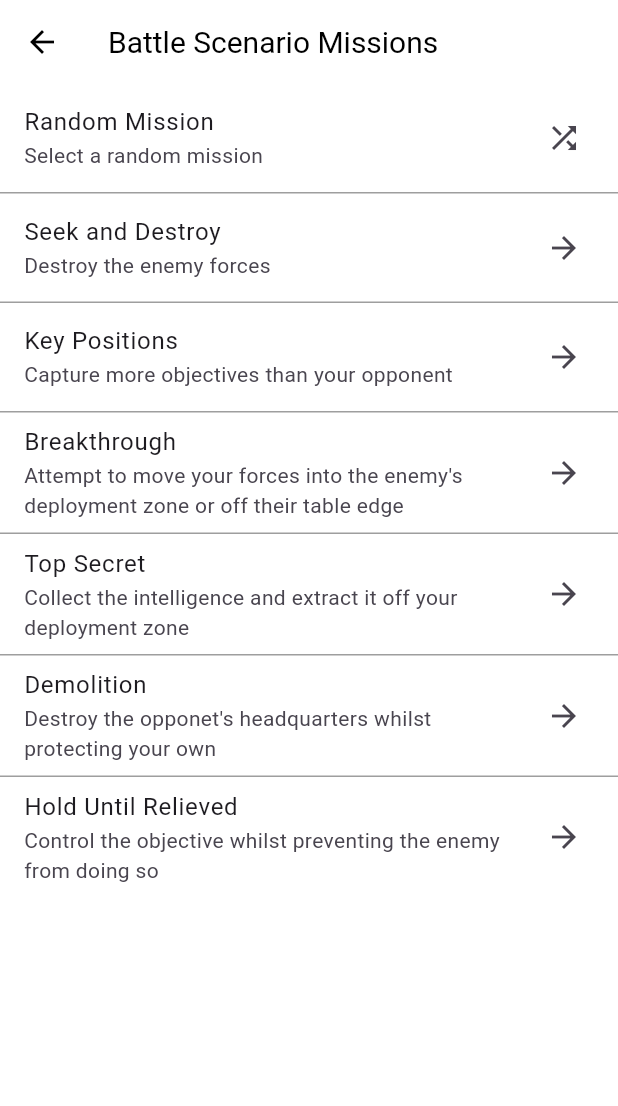
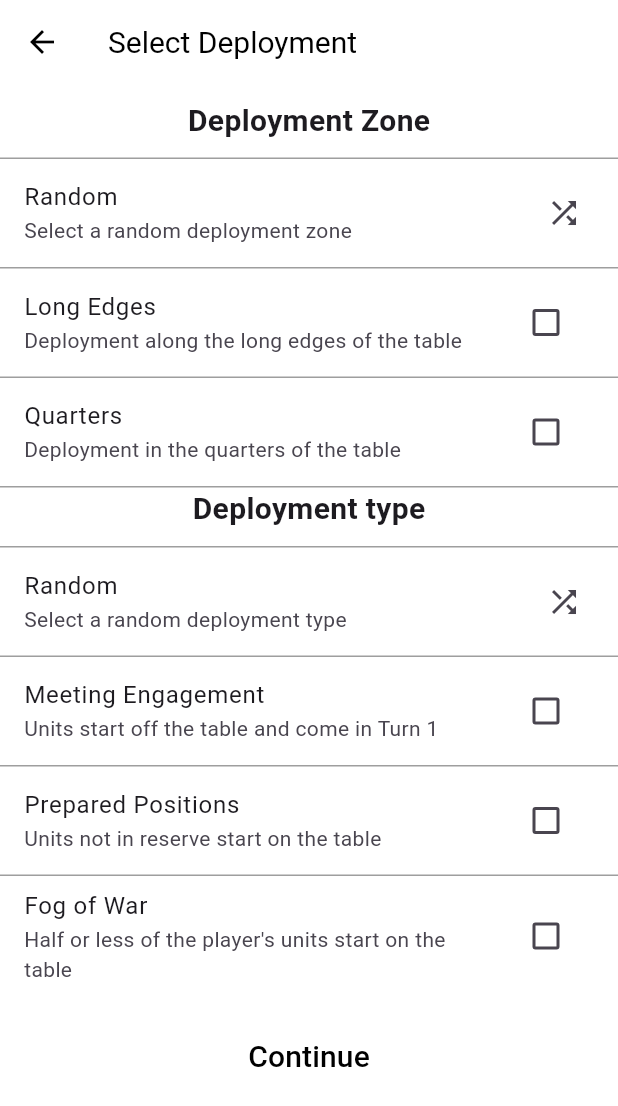
Before and after one commit to AdamBrown04/mad_assessment_baV2, a Flutter app: the Battlescenariomissionscreen screen opened directly, after a tap on "Random Mission", on a phone screen of 412 x 824 dp. Shown: the top 1106 px of the screen. Run offline on Flutter 3.47's test engine with Material 3 defaults, Android fonts, the phone set to English and light mode, and no system bars; our stand-ins replace sqflite; accounts and stored records are empty.

Commit message:
completed selectDeploymentScreen. At somepoint need to make amendments but it will suffice for now

```diff
--- a/lib/widgets/gameSetupWidgets/battleScenarioMissionScreen.dart
+++ b/lib/widgets/gameSetupWidgets/battleScenarioMissionScreen.dart
@@ -1,4 +1,7 @@
+import 'dart:math';
+
 import 'package:flutter/material.dart';
+import 'package:mad_assessment_ba/widgets/gameSetupWidgets/selectDeploymentScreen.dart';
 
 class Battlescenariomissionscreen extends StatefulWidget {
   const Battlescenariomissionscreen({super.key});
@@ -21,49 +24,148 @@ class _BattlescenariomissionscreenState
             title: Text("Random Mission"),
             subtitle: Text("Select a random mission"),
             trailing: Icon(Icons.shuffle),
-            onTap: () {},
+            onTap: () {
+              Navigator.pop(context);
+              int randomMission = Random().nextInt(7);
+              String? mission;
+              switch (randomMission) {
+                case 0:
+                  mission = "Hold the Line";
+                  break;
+                case 1:
+                  mission = "Seek and Destroy";
+                  break;
+                case 2:
+                  mission = "Key Positions";
+                  break;
+                case 3:
+                  mission = "Breakthrough";
+                  break;
+                case 4:
+                  mission = "Top Secret";
+                  break;
+                case 5:
+                  mission = "Demolition";
+                  break;
+                case 6:
+                  mission = "Hold Until Relieved";
+                  break;
+              }
+              Navigator.push(
+                  context,
+                  MaterialPageRoute(
+                      builder: (context) => Selectdeploymentscreen(),
+                      settings: RouteSettings(arguments: {
+                        "gameType": "Battle Scenario",
+                        "mission": mission,
+                      })));
+            },
           ),
           Divider(height: 1, color: Colors.grey),
           ListTile(
             title: Text("Seek and Destroy"),
             subtitle: Text("Destroy the enemy forces"),
             trailing: Icon(Icons.arrow_forward),
-            onTap: () {},
+            onTap: () {
+              Navigator.pop(context);
+              Navigator.push(
+                  context,
+                  MaterialPageRoute(
+                      builder: (context) => Selectdeploymentscreen(),
+                      settings: RouteSettings(arguments: {
+                        "gameType": "Battle Scenario",
+                        "mission": "Seek and Destroy",
+                      })));
+            },
           ),
           Divider(height: 1, color: Colors.grey),
           ListTile(
             title: Text("Key Positions"),
             subtitle: Text("Capture more objectives than your opponent"),
             trailing: Icon(Icons.arrow_forward),
-            onTap: () {},
+            onTap: () {
+              Navigator.pop(context);
+              Navigator.push(
+                  context,
+                  MaterialPageRoute(
+                      builder: (context) => Selectdeploymentscreen(),
+                      settings: RouteSettings(arguments: {
+                        "gameType": "Battle Scenario",
+                        "mission": "Key Positions",
+                      })));
+            },
           ),
           Divider(height: 1, color: Colors.grey),
           ListTile(
             title: Text("Breakthrough"),
-            subtitle: Text("Attempt to move your forces into the enemy's deployment zone or off their table edge"),
+            subtitle: Text(
+                "Attempt to move your forces into the enemy's deployment zone or off their table edge"),
             trailing: Icon(Icons.arrow_forward),
-            onTap: () {},
+            onTap: () {
+              Navigator.pop(context);
+              Navigator.push(
+                  context,
+                  MaterialPageRoute(
+                      builder: (context) => Selectdeploymentscreen(),
+                      settings: RouteSettings(arguments: {
+                        "gameType": "Battle Scenario",
+                        "mission": "Breakthrough",
+                      })));
+            },
           ),
           Divider(height: 1, color: Colors.grey),
           ListTile(
             title: Text("Top Secret"),
-            subtitle: Text("Collect the intelligence and extract it off your deployment zone"),
+            subtitle: Text(
+                "Collect the intelligence and extract it off your deployment zone"),
             trailing: Icon(Icons.arrow_forward),
-            onTap: () {},
+            onTap: () {
+              Navigator.pop(context);
+              Navigator.push(
+                  context,
+                  MaterialPageRoute(
+                      builder: (context) => Selectdeploymentscreen(),
+                      settings: RouteSettings(arguments: {
+                        "gameType": "Battle Scenario",
+                        "mission": "Top Secret",
+                      })));
+            },
           ),
           Divider(height: 1, color: Colors.grey),
           ListTile(
             title: Text("Demolition"),
-            subtitle: Text("Destroy the opponet's headquarters whilst protecting your own"),
+            subtitle: Text(
+                "Destroy the opponet's headquarters whilst protecting your own"),
             trailing: Icon(Icons.arrow_forward),
-            onTap: () {},
+            onTap: () {
+              Navigator.pop(context);
+              Navigator.push(
+                  context,
+                  MaterialPageRoute(
+                      builder: (context) => Selectdeploymentscreen(),
+                      settings: RouteSettings(arguments: {
+                        "gameType": "Battle Scenario",
+                        "mission": "Demolition",
+                      })));
+            },
           ),
           Divider(height: 1, color: Colors.grey),
           ListTile(
             title: Text("Hold Until Relieved"),
-            subtitle: Text("Control the objective whilst preventing the enemy from doing so"),
+            subtitle: Text(
+                "Control the objective whilst preventing the enemy from doing so"),
             trailing: Icon(Icons.arrow_forward),
-            onTap: () {},
+            onTap: () {
+              Navigator.pop(context);
+              Navigator.push(
+                  context,
+                  MaterialPageRoute(
+                      builder: (context) => Selectdeploymentscreen(),
+                      settings: RouteSettings(arguments: {
+                        "gameType": "Battle Scenario",
+                        "mission": "Hold Until Relieved",
+                      })));
+            },
           ),
         ],
       )),
--- /dev/null
+++ b/lib/widgets/gameSetupWidgets/selectDeploymentScreen.dart
@@ -0,0 +1,303 @@
+import 'dart:math';
+
+import 'package:flutter/material.dart';
+import 'package:mad_assessment_ba/widgets/gameSetupWidgets/setupPlayerDetailsForGameScreen.dart';
+
+class Selectdeploymentscreen extends StatefulWidget {
+  const Selectdeploymentscreen({super.key});
+
+  @override
+  State<Selectdeploymentscreen> createState() => _SelectdeploymentscreenState();
+}
+
+class _SelectdeploymentscreenState extends State<Selectdeploymentscreen> {
+  String? gameType;
+  String? mission;
+  String? deploymentType;
+  String? deploymentZone;
+  bool isLong = false;
+  bool isQuaters = false;
+  bool isMeetingEngagement = false;
+  bool isPreparedPositions = false;
+  bool isFogOfWar = false;
+  @override
+  void didChangeDependencies() {
+    super.didChangeDependencies();
+
+    // Retrieve arguments from ModalRoute
+    final args =
+        ModalRoute.of(context)?.settings.arguments as Map<String, dynamic>?;
+
+    if (args != null) {
+      setState(() {
+        mission = args['mission'];
+        gameType = args['gameType'];
+      });
+    }
+  }
+
+  bool? VerifyFullInput() {
+    if (!isLong && !isQuaters) {
+      showDialog(
+        context: context,
+        builder: (BuildContext context) {
+          return AlertDialog(
+            title: Text("Error"),
+            content: Text("Please select a deployment zone."),
+            actions: [
+              TextButton(
+                onPressed: () {
+                  Navigator.of(context).pop();
+                },
+                child: Text("OK"),
+              ),
+            ],
+          );
+        },
+      );
+      return false;
+    }
+
+    if (!isMeetingEngagement && !isPreparedPositions && !isFogOfWar) {
+      showDialog(
+        context: context,
+        builder: (BuildContext context) {
+          return AlertDialog(
+            title: Text("Error"),
+            content: Text("Please select a deployment type."),
+            actions: [
+              TextButton(
+                onPressed: () {
+                  Navigator.of(context).pop();
+                },
+                child: Text("OK"),
+              ),
+            ],
+          );
+        },
+      );
+      return false;
+    }
+    else{
+      return true;
+    }
+  }
+
+  @override
+  Widget build(BuildContext context) {
+    return Scaffold(
+      appBar: AppBar(
+        title: Text("Select Deployment"),
+      ),
+      body: SafeArea(
+          child: Column(
+        crossAxisAlignment: CrossAxisAlignment.stretch,
+        children: [
+          Align(
+            alignment: Alignment.center,
+            child: Padding(
+              padding: EdgeInsets.only(top: 10, bottom: 10),
+              child: Text("Deployment Zone",
+                  style: TextStyle(fontSize: 20, fontWeight: FontWeight.bold)),
+            ),
+          ),
+          Divider(height: 1, color: Colors.grey),
+          ListTile(
+            title: Text("Random"),
+            subtitle: Text("Select a random deployment zone"),
+            trailing: Icon(Icons.shuffle),
+            onTap: () {
+              isLong = false;
+              isQuaters = false;
+              int randomDeploymentZone = Random().nextInt(2);
+              switch (randomDeploymentZone) {
+                case 0:
+                  isLong = true;
+                  deploymentZone = "Long Edges";
+                  break;
+                case 1:
+                  isQuaters = true;
+                  deploymentZone = "Quarters";
+                  break;
+              }
+              setState(() {});
+            },
+          ),
+          Divider(height: 1, color: Colors.grey),
+          ListTile(
+            title: Text("Long Edges"),
+            subtitle: Text("Deployment along the long edges of the table"),
+            trailing: Checkbox(
+                value: isLong,
+                onChanged: (value) {
+                  setState(() {
+                    deploymentZone = "Long Edges";
+                  });
+                }),
+            onTap: () {
+              setState(() {
+                isLong = !isLong;
+                isQuaters = false;
+                deploymentZone = "Long Edges";
+              });
+            },
+          ),
+          Divider(height: 1, color: Colors.grey),
+          ListTile(
+            title: Text("Quarters"),
+            subtitle: Text("Deployment in the quarters of the table"),
+            trailing: Checkbox(
+                value: isQuaters,
+                onChanged: (value) {
+                  setState(() {
+                    deploymentZone = "Quarters";
+                  });
+                }),
+            onTap: () {
+              setState(() {
+                isQuaters = !isQuaters;
+                isLong = false;
+                deploymentZone = "Quarters";
+              });
+            },
+          ),
+          Divider(height: 1, color: Colors.grey),
+          Align(
+            alignment: Alignment.center,
+            child: Padding(
+              padding: EdgeInsets.only(bottom: 10),
+              child: Text("Deployment type",
+                  style: TextStyle(fontSize: 20, fontWeight: FontWeight.bold)),
+            ),
+          ),
+          Divider(height: 1, color: Colors.grey),
+          ListTile(
+            title: Text("Random"),
+            subtitle: Text("Select a random deployment type"),
+            trailing: Icon(Icons.shuffle),
+            onTap: () {
+              setState(() {
+                isMeetingEngagement = false;
+                isPreparedPositions = false;
+                isFogOfWar = false;
+              });
+              int randomMission = Random().nextInt(3);
+              switch (randomMission) {
+                case 0:
+                  isMeetingEngagement = true;
+                  deploymentType = "Meeting Engagement";
+                  break;
+                case 1:
+                  isPreparedPositions = true;
+                  deploymentType = "Prepared Positions";
+                  break;
+                case 2:
+                  isFogOfWar = true;
+                  deploymentType = "Fog of War";
+                  break;
+              }
+            },
+          ),
+          Divider(height: 1, color: Colors.grey),
+          ListTile(
+            title: Text("Meeting Engagement"),
+            subtitle: Text("Units start off the table and come in Turn 1"),
+            trailing: Checkbox(
+                value: isMeetingEngagement,
+                onChanged: (value) {
+                  setState(() {
+                    deploymentType = "Meeting Engagement";
+                  });
+                }),
+            onTap: () {
+              setState(() {
+                deploymentType = "Meeting Engagement";
+                isMeetingEngagement = !isMeetingEngagement;
+                isPreparedPositions = false;
+                isFogOfWar = false;
+              });
+            },
+          ),
+          Divider(height: 1, color: Colors.grey),
+          ListTile(
+            title: Text("Prepared Positions"),
+            subtitle: Text("Units not in reserve start on the table"),
+            trailing: Checkbox(
+                value: isPreparedPositions,
+                onChanged: (value) {
+                  setState(() {
+                    deploymentType = "Prepared Positions";
+                  });
+                }),
+            onTap: () {
+              setState(() {
+                deploymentType = "Prepared Positions";
+                isPreparedPositions = !isPreparedPositions;
+                isMeetingEngagement = false;
+                isFogOfWar = false;
+              });
+            },
+          ),
+          Divider(height: 1, color: Colors.grey),
+          ListTile(
+            title: Text("Fog of War"),
+            subtitle:
+                Text("Half or less of the player's units start on the table"),
+            trailing: Checkbox(
+                value: isFogOfWar,
+                onChanged: (value) {
+                  setState(() {
+                    deploymentType = "Fog of War";
+                  });
+                }),
+            onTap: () {
+              setState(() {
+                deploymentType = "Fog of War";
+                isFogOfWar = !isFogOfWar;
+                isMeetingEngagement = false;
+                isPreparedPositions = false;
+              });
+            },
+          ),
+          Padding(
+            padding: EdgeInsets.all(10),
+            child: SizedBox(
+              height: MediaQuery.of(context).size.height * 0.075,
+              child: TextButton(
+                style: TextButton.styleFrom(
+                  shape: RoundedRectangleBorder(
+                    borderRadius: BorderRadius.circular(10),
+                  ),
+                ),
+                onPressed: () {
+                  bool canContinue = true;
+                  canContinue = VerifyFullInput()!;
+                  if (canContinue) {
+                    Navigator.pop(context);
+                    Navigator.push(
+                        context,
+                        MaterialPageRoute(
+                            builder: (context) =>
+                                const Setupplayerdetailsforgamescreen(),
+                            settings: RouteSettings(
+                              arguments: {
+                                'gameType': gameType,
+                                'mission': mission,
+                                'deploymentType': deploymentType,
+                                'deploymentZone': deploymentZone,
+                              },
+                            )));
+                  }
+                },
+                child: Text(
+                  "Continue",
+                  style: TextStyle(fontSize: 20),
+                ),
+              ),
+            ),
+          ),
+        ],
+      )),
+    );
+  }
+}
```
Also changed, not shown: lib/providers/gameDetailsProvider.dart (+14 -0 lines), lib/widgets/gameSetupWidgets/newGameScreen.dart (+22 -0 lines).
